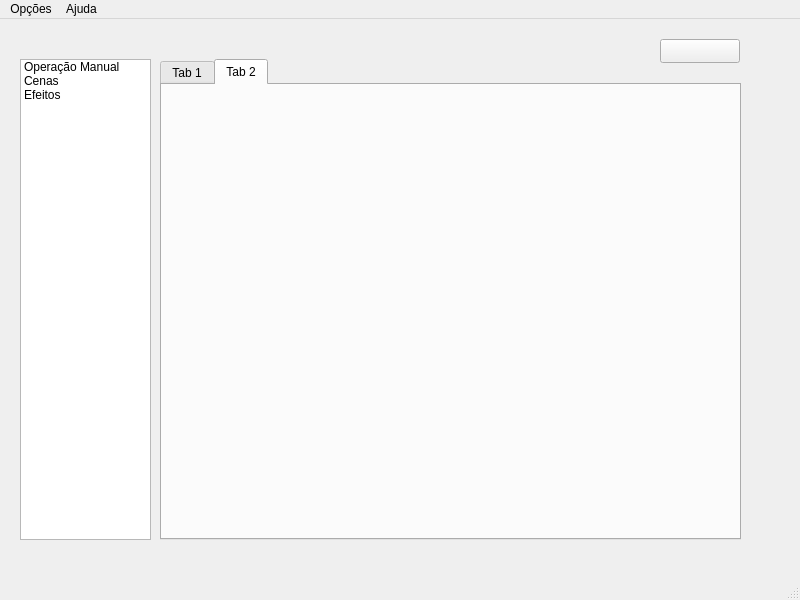
This is ControladorDMX/mainwindow.ui in guilhermecv/prg22107 as Qt 5 draws it before an edit. The edited form follows.
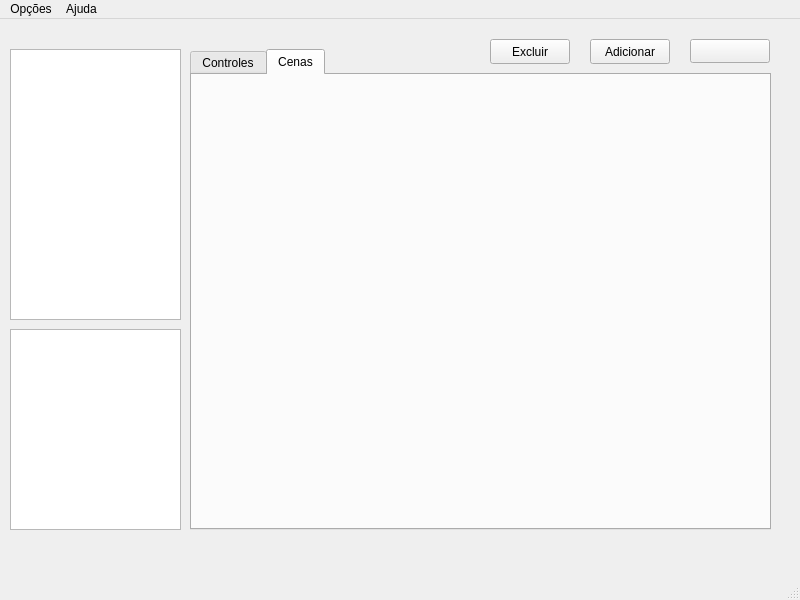
This is the edited form. The open tabs and pages were chosen to show the change. Icons and pictures are not drawn.

The edit to the form file:
```diff
--- a/ControladorDMX/mainwindow.ui
+++ b/ControladorDMX/mainwindow.ui
@@ -10,6 +10,12 @@
     <height>600</height>
    </rect>
   </property>
+  <property name="sizePolicy">
+   <sizepolicy hsizetype="Fixed" vsizetype="Fixed">
+    <horstretch>0</horstretch>
+    <verstretch>0</verstretch>
+   </sizepolicy>
+  </property>
   <property name="windowTitle">
    <string>MainWindow</string>
   </property>
@@ -17,33 +23,18 @@
    <widget class="QListWidget" name="listWidget">
     <property name="geometry">
      <rect>
-      <x>20</x>
-      <y>40</y>
-      <width>131</width>
-      <height>481</height>
+      <x>10</x>
+      <y>30</y>
+      <width>171</width>
+      <height>271</height>
      </rect>
     </property>
-    <item>
-     <property name="text">
-      <string>Operação Manual</string>
-     </property>
-    </item>
-    <item>
-     <property name="text">
-      <string>Cenas</string>
-     </property>
-    </item>
-    <item>
-     <property name="text">
-      <string>Efeitos</string>
-     </property>
-    </item>
    </widget>
    <widget class="QTabWidget" name="tabWidget">
     <property name="geometry">
      <rect>
-      <x>160</x>
-      <y>40</y>
+      <x>190</x>
+      <y>30</y>
       <width>581</width>
       <height>481</height>
      </rect>
@@ -53,19 +44,19 @@
     </property>
     <widget class="QWidget" name="tab">
      <attribute name="title">
-      <string>Tab 1</string>
+      <string>Controles</string>
      </attribute>
     </widget>
     <widget class="QWidget" name="tab_2">
      <attribute name="title">
-      <string>Tab 2</string>
+      <string>Cenas</string>
      </attribute>
     </widget>
    </widget>
    <widget class="QPushButton" name="bDMX">
     <property name="geometry">
      <rect>
-      <x>660</x>
+      <x>690</x>
       <y>20</y>
       <width>80</width>
       <height>24</height>
@@ -75,6 +66,68 @@
      <string/>
     </property>
    </widget>
+   <widget class="QPushButton" name="bAdicionar">
+    <property name="geometry">
+     <rect>
+      <x>590</x>
+      <y>20</y>
+      <width>80</width>
+      <height>25</height>
+     </rect>
+    </property>
+    <property name="text">
+     <string>Adicionar</string>
+    </property>
+    <property name="icon">
+     <iconset resource="imagens.qrc">
+      <normaloff>:/img/edit_add.png</normaloff>:/img/edit_add.png</iconset>
+    </property>
+   </widget>
+   <widget class="QPushButton" name="bEdit">
+    <property name="geometry">
+     <rect>
+      <x>490</x>
+      <y>20</y>
+      <width>80</width>
+      <height>25</height>
+     </rect>
+    </property>
+    <property name="text">
+     <string>Excluir</string>
+    </property>
+    <property name="icon">
+     <iconset resource="imagens.qrc">
+      <normaloff>:/img/edit_remove.png</normaloff>:/img/edit_remove.png</iconset>
+    </property>
+   </widget>
+   <widget class="QTextEdit" name="Info">
+    <property name="geometry">
+     <rect>
+      <x>10</x>
+      <y>310</y>
+      <width>171</width>
+      <height>201</height>
+     </rect>
+    </property>
+   </widget>
+   <widget class="QLabel" name="infoLabel">
+    <property name="geometry">
+     <rect>
+      <x>10</x>
+      <y>520</y>
+      <width>351</width>
+      <height>16</height>
+     </rect>
+    </property>
+    <property name="font">
+     <font>
+      <pointsize>10</pointsize>
+     </font>
+    </property>
+    <property name="text">
+     <string/>
+    </property>
+   </widget>
   </widget>
   <widget class="QMenuBar" name="menubar">
    <property name="geometry">
```
Left out of the diff: 31 changed lines with no effect on the pictures.
